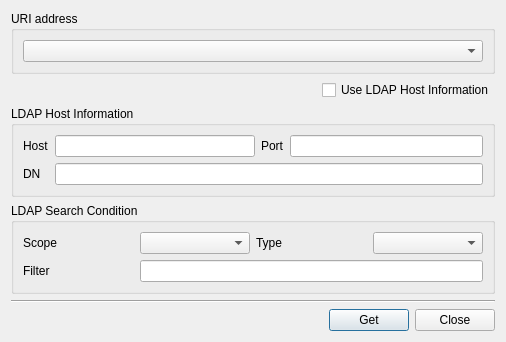
First picture: the form in BerEditor/get_uri_dlg.ui, repository jykim74/BerEditor, before the edit.
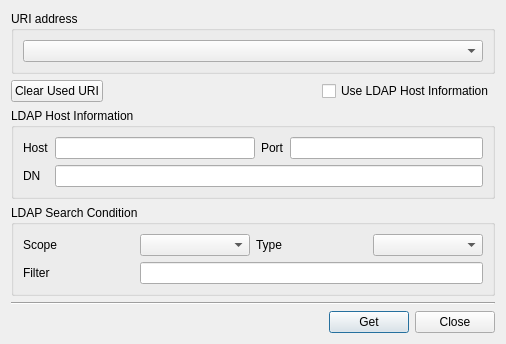
Second picture: the form after the edit.

Commit message: Get URI Data 에서 Clear Used URIs 기능 추가

```diff
--- a/BerEditor/get_uri_dlg.ui
+++ b/BerEditor/get_uri_dlg.ui
@@ -171,13 +171,6 @@
       <number>0</number>
      </property>
      <item row="0" column="1">
-      <widget class="QCheckBox" name="mUseLDAPHostCheck">
-       <property name="text">
-        <string>Use LDAP Host Information</string>
-       </property>
-      </widget>
-     </item>
-     <item row="0" column="0">
       <spacer name="horizontalSpacer_2">
        <property name="orientation">
         <enum>Qt::Horizontal</enum>
@@ -190,6 +183,20 @@
        </property>
       </spacer>
      </item>
+     <item row="0" column="2">
+      <widget class="QCheckBox" name="mUseLDAPHostCheck">
+       <property name="text">
+        <string>Use LDAP Host Information</string>
+       </property>
+      </widget>
+     </item>
+     <item row="0" column="0">
+      <widget class="QPushButton" name="mClearUsedURIBtn">
+       <property name="text">
+        <string>Clear Used URI</string>
+       </property>
+      </widget>
+     </item>
     </layout>
    </item>
   </layout>
```
The commit also changes 2 other files.
